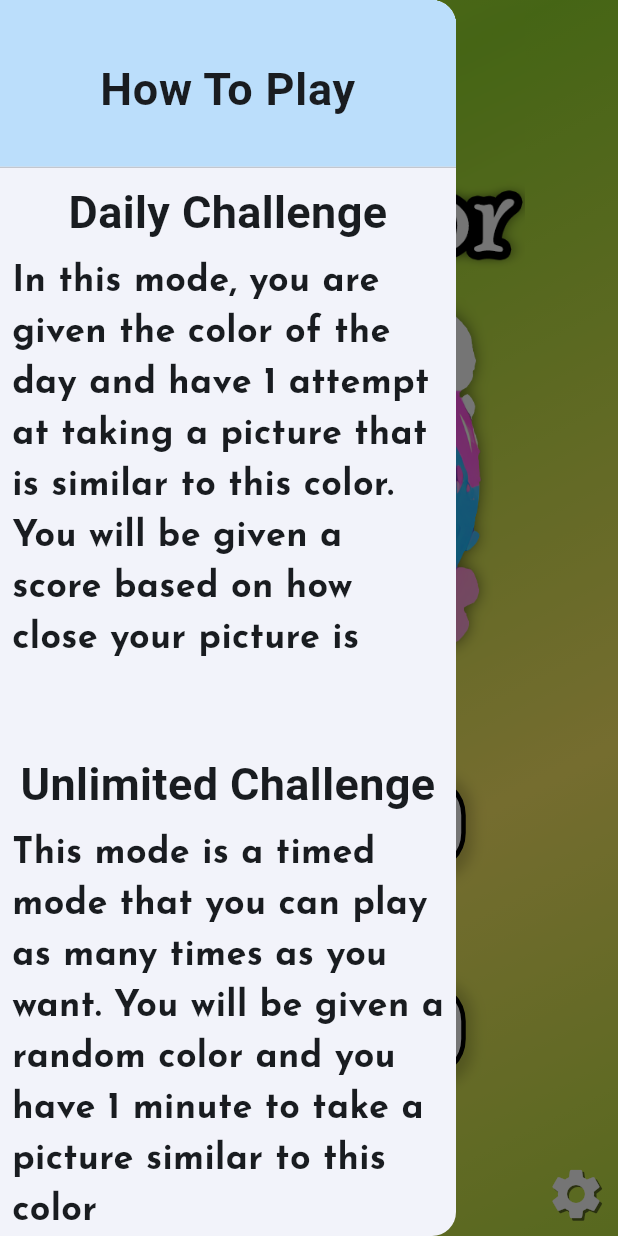
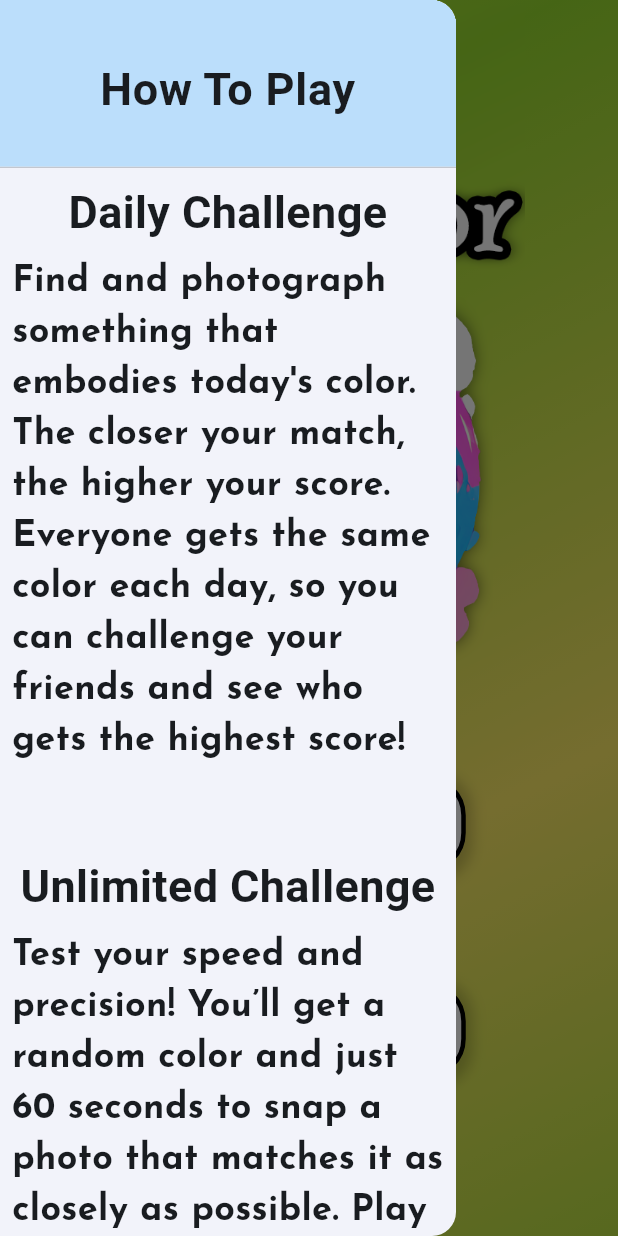
Before and after one commit to JeremyTaraba/realcolor, a Flutter app: the screen it shows after launch, in the side drawer, after a tap on the "info" icon, on a phone screen of 412 x 824 dp. Run offline on Flutter 3.47's test engine with Material 3 defaults, Android fonts, the phone set to English and light mode, and no system bars; our stand-ins replace camera, flutter_spinkit, permission_handler, shared_preferences; missing offline and left inert: app_settings, camerawesome, delta_e.

Commit message:
first upload

```diff
--- a/lib/pages/home_page.dart
+++ b/lib/pages/home_page.dart
@@ -18,17 +18,11 @@ import 'package:flutter_spinkit/flutter_spinkit.dart';
 import 'package:app_settings/app_settings.dart';
 import 'package:realcolor/utilities/homepage_helpers.dart';
 
-//TODO: make sure the daily can only be played once
-//TODO: timer needs to stop after taking picture in unlimited
-//TODO: if timer runs out without picture it causes an error
-//TODO: fix info so its better and make settings better or just remove it for now
-
-// do these ^ before releasing it tonight
-
 //TODO: try different backgrounds on the home screen (could go for a zzz look on the home screen)
 //TODO: show the color after the countdown fully on the screen and then hero animation it to the top
 
 //TODO: work on adding awesome camera package in since it is faster.
+//TODO: after adding awesome camera, see if can make the cross hair change color according to what it sees
 
 class Home_Page extends StatefulWidget {
   Home_Page({
@@ -44,7 +38,6 @@ class Home_Page extends StatefulWidget {
 class _Home_PageState extends State<Home_Page> {
   final random = Random();
   late List colorListFromJson;
-  late SharedPreferences prefs;
   late String dailyChallengeAttemptTime;
 
   List<List<Color>> randomColorArray = background.allBackgroundGradients;
@@ -53,12 +46,7 @@ class _Home_PageState extends State<Home_Page> {
     final String response = await rootBundle.loadString('assets/colors.json');
     final data = await json.decode(response);
     colorListFromJson = data;
-    prefs = await SharedPreferences.getInstance();
-    String? temp = prefs.getString('dailyAttemptTime');
-    dailyChallengeAttemptTime = "";
-    if (temp != null) {
-      dailyChallengeAttemptTime = temp;
-    }
+    dailyChallengeAttemptTime = await getDailyChallengeTime();
     return "done";
   }
 
@@ -121,11 +109,8 @@ class _Home_PageState extends State<Home_Page> {
                           dailyButton(
                             "Daily",
                             context,
-                            Daily_Challenge_Page(
-                              camera: widget.camera,
-                              colorList: colorListFromJson,
-                              dailyChallengeAttempt: dailyChallengeAttemptTime,
-                            ),
+                            widget.camera,
+                            colorListFromJson,
                           ),
                           Flexible(
                             flex: 1,
@@ -153,18 +138,20 @@ class _Home_PageState extends State<Home_Page> {
                                 child: Row(
                                   mainAxisAlignment: MainAxisAlignment.spaceBetween,
                                   children: [
+                                    // info button
                                     GestureDetector(
                                       child: infoAndSettings(Icons.info),
                                       onTap: () {
                                         Scaffold.of(context).openDrawer();
                                       },
                                     ),
-                                    GestureDetector(
-                                      child: infoAndSettings(Icons.settings),
-                                      onTap: () {
-                                        Scaffold.of(context).openEndDrawer();
-                                      },
-                                    ),
+                                    // settings button
+                                    // GestureDetector(
+                                    //   child: infoAndSettings(Icons.settings),
+                                    //   onTap: () {
+                                    //     Scaffold.of(context).openEndDrawer();
+                                    //   },
+                                    // ),
                                   ],
                                 ),
                               ),
--- a/lib/pages/unlimited_challenge_page.dart
+++ b/lib/pages/unlimited_challenge_page.dart
@@ -85,6 +85,7 @@ class _Unlimited_Challenge_PageState extends State<Unlimited_Challenge_Page> {
                         camera: widget.camera,
                         todaysColorData: randomColorData,
                         isDaily: false,
+                        timer: _timer,
                       ),
                     ),
                   ],
@@ -106,7 +107,7 @@ class _Unlimited_Challenge_PageState extends State<Unlimited_Challenge_Page> {
         showDialog<void>(
           context: context,
           builder: (BuildContext context) {
-            return resultDialog(randomColorData, context, Colors.transparent, "", false);
+            return resultDialog(randomColorData, context, Colors.white, "", false);
           },
         );
         // Perform any desired action when the countdown is completed
--- a/lib/utilities/background_gradients.dart
+++ b/lib/utilities/background_gradients.dart
@@ -12,61 +12,61 @@ List<Color> orangeRedArray = [
   Color(0xFFFFB277),
 ];
 
-List<Color> orangeYellowArray = [
+const List<Color> orangeYellowArray = [
   Color(0xFFFF8B32),
   Color(0xFFFFC42D),
   Color(0xFFFF8B32),
 ];
 
-List<Color> yellowOrangeArray = [
+const List<Color> yellowOrangeArray = [
   Color(0xFFFFED67),
   Color(0xFFFFB44C),
   Color(0xFFFFED67),
 ];
 
-List<Color> yellowGreenArray = [
+const List<Color> yellowGreenArray = [
   Color(0xFFFFED67),
   Color(0xFF97DD2E),
   Color(0xFFFFED67),
 ];
 //ugly
-List<Color> greenYellowArray = [
+const List<Color> greenYellowArray = [
   Color(0xFF82F13A),
   Color(0xFFF8E357),
   Color(0xFF82F13A),
 ];
 
-List<Color> greenBlueArray = [
+const List<Color> greenBlueArray = [
   Color(0xFF1CF167),
   Color(0xFF389CE3),
   Color(0xFF1CF167),
 ];
 
-List<Color> blueGreenArray = [
+const List<Color> blueGreenArray = [
   Colors.cyan,
   Color(0xFF33D78D),
   Colors.cyan,
 ];
 
-List<Color> bluePurpleArray = [
+const List<Color> bluePurpleArray = [
   Color(0xFF4E98F3),
   Color(0xFFAD63DC),
   Color(0xFF4E98F3),
 ];
 
-List<Color> purpleBlueArray = [
+const List<Color> purpleBlueArray = [
   Color(0xFFCC79FF),
   Color(0xFF64A9F8),
   Color(0xFFCC79FF),
 ];
 
-List<Color> purpleRedArray = [
+const List<Color> purpleRedArray = [
   Color(0xFFCC79FF),
   Color(0xFFF864BD),
   Color(0xFFCC79FF),
 ];
 
-List<Color> redPurpleArray = [
+const List<Color> redPurpleArray = [
   Color(0xFFE94343),
   Color(0xFFC543CE),
   Color(0xFFE94343),
--- a/lib/utilities/countdown.dart
+++ b/lib/utilities/countdown.dart
@@ -86,7 +86,7 @@ class _ChallengeCountdownState extends State<ChallengeCountdown> with TickerProv
                         children: <TextSpan>[
                           TextSpan(
                             text: widget.countdownText + "\n",
-                            style: TextStyle(color: Colors.white, fontSize: 50),
+                            style: TextStyle(color: Colors.white, fontSize: 60, fontFamily: "Caveat", fontWeight: FontWeight.bold),
                           ),
                           TextSpan(
                             text: widget.showCountdown ? _countdownValue.toString() : "",
--- a/lib/utilities/homepage_helpers.dart
+++ b/lib/utilities/homepage_helpers.dart
@@ -2,6 +2,9 @@ import "package:app_settings/app_settings.dart";
 import "package:flutter/material.dart";
 import "package:permission_handler/permission_handler.dart";
 import "package:realcolor/utilities/constants.dart";
+import "package:shared_preferences/shared_preferences.dart";
+
+import "../pages/daily_challenge_page.dart";
 
 Widget challengeButton(String text, context, alert) {
   return Flexible(
@@ -50,14 +53,33 @@ Widget challengeButton(String text, context, alert) {
   );
 }
 
-Widget dailyButton(text, context, nav) {
+Future<String> getDailyChallengeTime() async {
+  SharedPreferences prefs = await SharedPreferences.getInstance();
+  String? temp = prefs.getString('dailyAttemptTime');
+  String dailyChallengeAttemptTime = "";
+  if (temp != null) {
+    dailyChallengeAttemptTime = temp;
+  }
+  return dailyChallengeAttemptTime;
+}
+
+Widget dailyButton(text, context, camera, colorListFromJson) {
   return Flexible(
     flex: 2,
     child: Padding(
       padding: const EdgeInsets.symmetric(vertical: 15.0),
       child: GestureDetector(
         onTap: () async {
-          await checkCameraPermissionsPush(context, snackBar, nav);
+          String dailyChallengeTime = await getDailyChallengeTime();
+          await checkCameraPermissionsPush(
+            context,
+            snackBar,
+            Daily_Challenge_Page(
+              camera: camera,
+              colorList: colorListFromJson,
+              dailyChallengeAttempt: dailyChallengeTime,
+            ),
+          );
         },
         child: Container(
           width: MediaQuery.of(context).size.width / 2,
@@ -235,7 +257,7 @@ Drawer infoDrawer() {
         const Padding(
           padding: EdgeInsets.all(8.0),
           child: Text(
-            'In this mode, you are given the color of the day and have 1 attempt at taking a picture that is similar to this color. You will be given a score based on how close your picture is',
+            "Find and photograph something that embodies today's color. The closer your match, the higher your score. Everyone gets the same color each day, so you can challenge your friends and see who gets the highest score!",
             style: kFontStyleInfoText,
             textAlign: TextAlign.left,
           ),
@@ -251,7 +273,7 @@ Drawer infoDrawer() {
         const Padding(
           padding: EdgeInsets.all(8.0),
           child: Text(
-            'This mode is a timed mode that you can play as many times as you want. You will be given a random color and you have 1 minute to take a picture similar to this color',
+            'Test your speed and precision! You’ll get a random color and just 60 seconds to snap a photo that matches it as closely as possible. Play as many times as you like and race against the clock to find your perfect shot!',
             style: kFontStyleInfoText,
             textAlign: TextAlign.left,
           ),
```
Also changed, not shown: lib/pages/daily_challenge_page.dart (+38 -1 lines), lib/utilities/camera_widget.dart (+19 -6 lines), lib/utilities/challenge_helpers.dart (+18 -7 lines), assets/colors.json.
